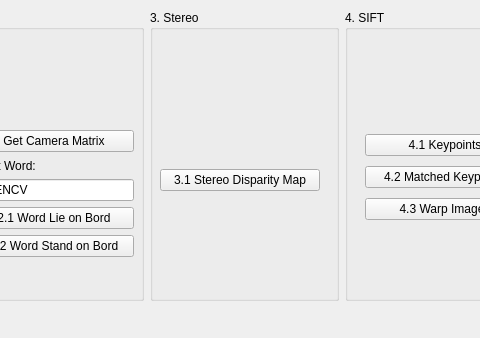
Before: the Qt Designer form main.ui in DannyLeee/CVDL2021_HW, drawn with Qt 5; both pictures show x 251 to 731 and y 0 to 338 of the 997 by 338 pixel window.
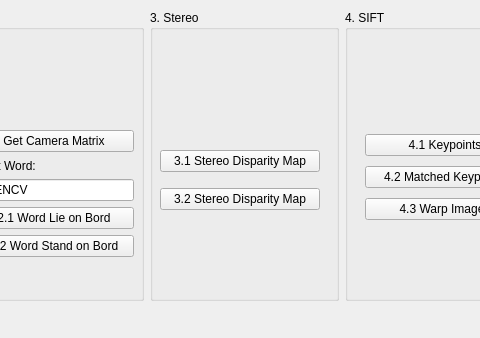
After: the same form once the commit is applied.

Commit message: [FEAT] Q 3.2 complete

Patch:
```diff
--- a/main.ui
+++ b/main.ui
@@ -49,6 +49,13 @@
            </property>
           </widget>
          </item>
+         <item>
+          <widget class="QPushButton" name="Q3_2">
+           <property name="text">
+            <string>3.2 Stereo Disparity Map</string>
+           </property>
+          </widget>
+         </item>
         </layout>
        </widget>
       </widget>
```
The commit also changes 2 other files.
